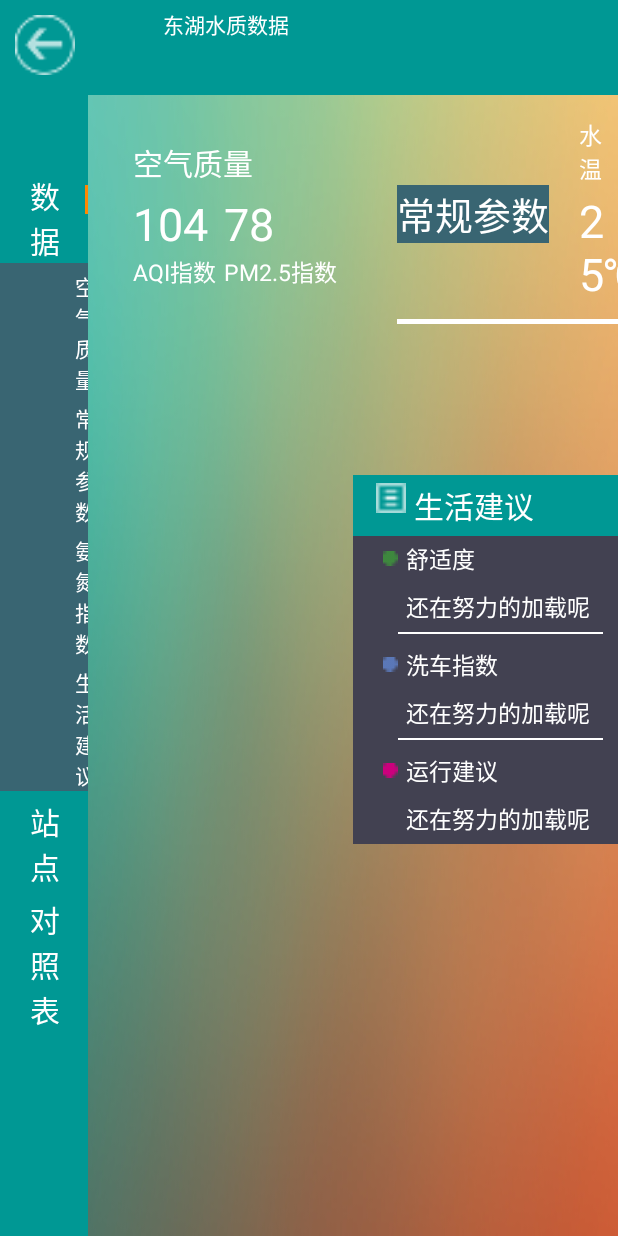
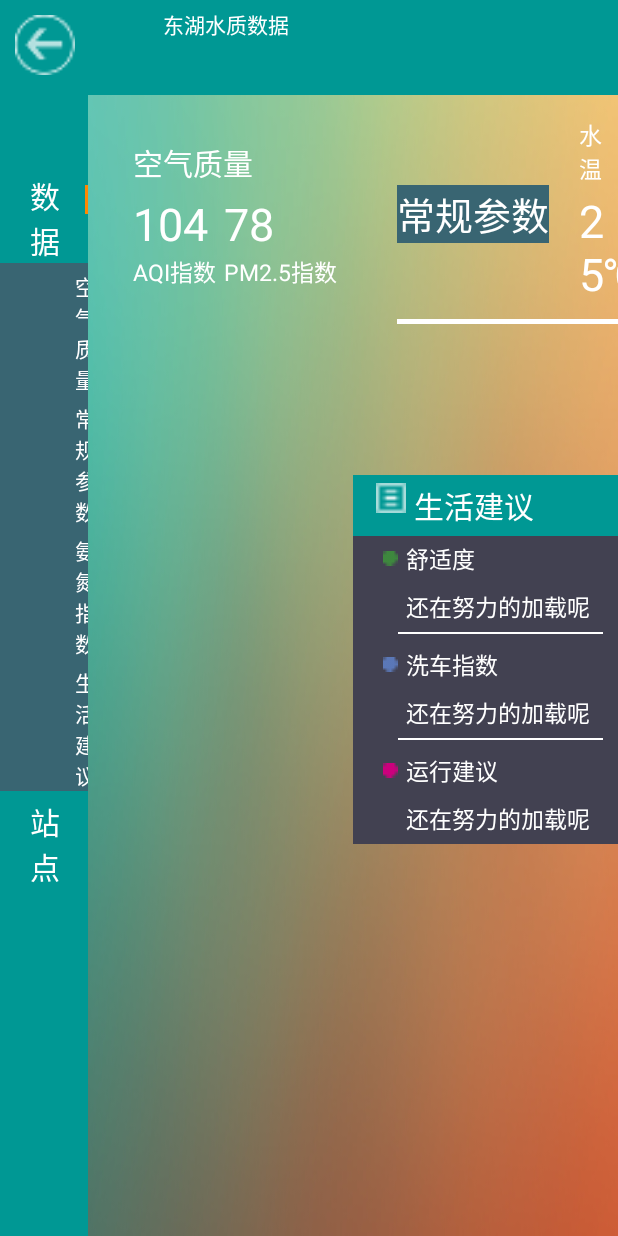
Before and after one commit to mengxin1995/WaterQualityEX, an Android app: the LeftFragment screen opened directly, with no data from a screen before it, after a tap on "数据", on a phone screen of 412 x 824 dp. Run offline under Robolectric (Android 15) with nearby library versions, the light colour scheme and no system bars; libraries missing offline, so code that uses them is left out: org.litepal, org.litepal.crud; 1 statement that could not run was skipped.

Commit message:
去除对照表

```diff
--- a/app/src/main/java/com/tom/waterqualityex/data/LeftFragment.java
+++ b/app/src/main/java/com/tom/waterqualityex/data/LeftFragment.java
@@ -45,8 +45,8 @@ public class LeftFragment extends Fragment {
         final LinearLayout item1_next = (LinearLayout) mLeftFragmentView.findViewById(R.id.item1_next);
         TextView item2 = (TextView)mLeftFragmentView.findViewById(R.id.item2);
         final TextView item2_select = (TextView) mLeftFragmentView.findViewById(R.id.item2_select);
-        TextView item3 = (TextView)mLeftFragmentView.findViewById(R.id.item3);
-        final TextView item3_select = (TextView) mLeftFragmentView.findViewById(R.id.item3_select);
+//        TextView item3 = (TextView)mLeftFragmentView.findViewById(R.id.item3);
+//        final TextView item3_select = (TextView) mLeftFragmentView.findViewById(R.id.item3_select);
         item1.setOnClickListener(new View.OnClickListener() {
             @Override
             public void onClick(View v) {
@@ -56,7 +56,7 @@ public class LeftFragment extends Fragment {
                 item1_select.setBackgroundColor(getResources().getColor(R.color.holo_orange_dark));
                 //回恢复其他颜色
                 item2_select.setBackgroundColor(getResources().getColor(R.color.fragment_left_background));
-                item3_select.setBackgroundColor(getResources().getColor(R.color.fragment_left_background));
+//                item3_select.setBackgroundColor(getResources().getColor(R.color.fragment_left_background));
                 mActivity.replaceFragment(new RightFragment());
             }
         });
@@ -70,22 +70,22 @@ public class LeftFragment extends Fragment {
                 item2_select.setBackgroundColor(getResources().getColor(R.color.holo_orange_dark));
                 //回恢复其他颜色
                 item1_select.setBackgroundColor(getResources().getColor(R.color.fragment_left_background));
-                item3_select.setBackgroundColor(getResources().getColor(R.color.fragment_left_background));
+//                item3_select.setBackgroundColor(getResources().getColor(R.color.fragment_left_background));
                 mActivity.replaceFragment(new RightMapFragment());
             }
         });
 
-        item3.setOnClickListener(new View.OnClickListener() {
-            @Override
-            public void onClick(View v) {
-                //收拢next
-                item1_next.setVisibility(View.GONE);
-                //设置选中色
-                item3_select.setBackgroundColor(getResources().getColor(R.color.holo_orange_dark));
-                //回恢复其他颜色
-                item1_select.setBackgroundColor(getResources().getColor(R.color.fragment_left_background));
-                item2_select.setBackgroundColor(getResources().getColor(R.color.fragment_left_background));
-            }
-        });
+//        item3.setOnClickListener(new View.OnClickListener() {
+//            @Override
+//            public void onClick(View v) {
+//                //收拢next
+//                item1_next.setVisibility(View.GONE);
+//                //设置选中色
+//                item3_select.setBackgroundColor(getResources().getColor(R.color.holo_orange_dark));
+//                //回恢复其他颜色
+//                item1_select.setBackgroundColor(getResources().getColor(R.color.fragment_left_background));
+//                item2_select.setBackgroundColor(getResources().getColor(R.color.fragment_left_background));
+//            }
+//        });
     }
 }
--- a/app/src/main/res/layout/fragment_left.xml
+++ b/app/src/main/res/layout/fragment_left.xml
@@ -63,16 +63,16 @@
                 style="@style/item_one_level_select" />
         </LinearLayout>
 
-        <LinearLayout
-            android:layout_width="match_parent"
-            android:layout_height="wrap_content">
-            <TextView
-                android:id="@+id/item3"
-                android:text="@string/item3"
-                style="@style/item_one_level_word" />
-            <TextView
-                android:id="@+id/item3_select"
-                style="@style/item_one_level_select" />
-        </LinearLayout>
+        <!--<LinearLayout-->
+            <!--android:layout_width="match_parent"-->
+            <!--android:layout_height="wrap_content">-->
+            <!--<TextView-->
+                <!--android:id="@+id/item3"-->
+                <!--android:text="@string/item3"-->
+                <!--style="@style/item_one_level_word" />-->
+            <!--<TextView-->
+                <!--android:id="@+id/item3_select"-->
+                <!--style="@style/item_one_level_select" />-->
+        <!--</LinearLayout>-->
     </LinearLayout>
 </FrameLayout>
```
